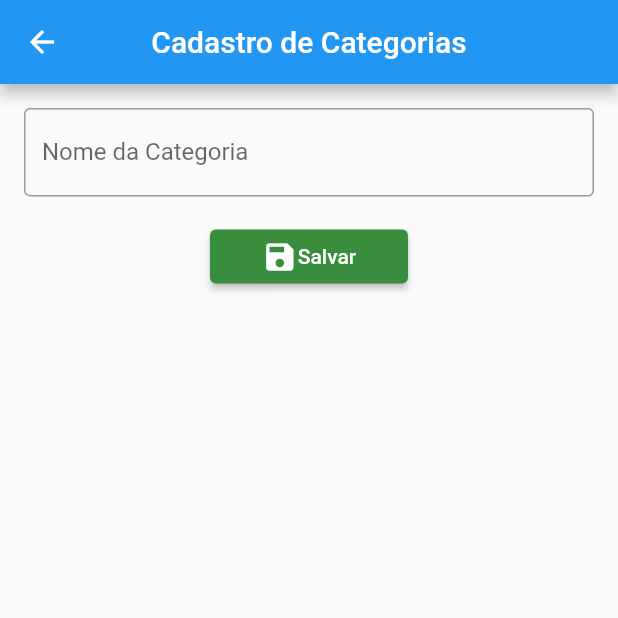
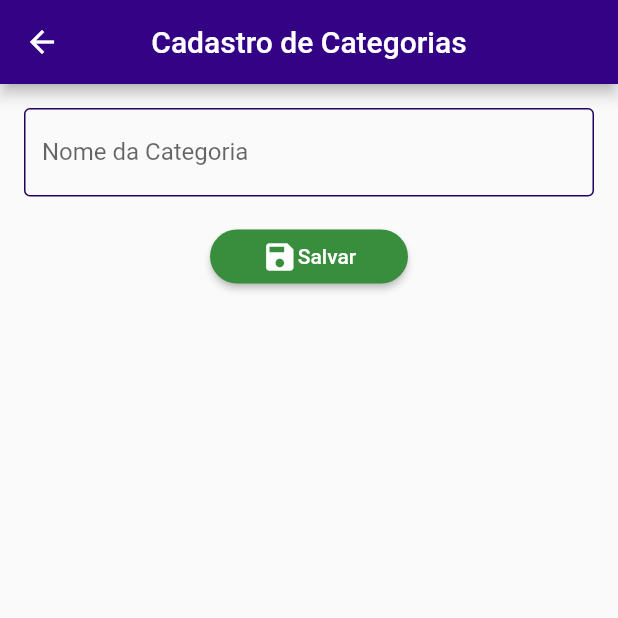
Before and after one commit to AragaoMV/pos_flutter, a Flutter app: the screen it shows after launch, after a tap on the "add" icon, on a phone screen of 412 x 824 dp, the top half of it. Run offline on Flutter 3.47's test engine with Material 2 defaults, Android fonts, the light colour scheme and no system bars; our stand-ins replace sqflite; accounts and stored records are empty.

Commit message:
Tema e Personalização

```diff
--- a/aula_03_banco_dados/lib/blocs/cad_categoria_bloc.dart
+++ b/aula_03_banco_dados/lib/blocs/cad_categoria_bloc.dart
@@ -14,10 +14,12 @@ class CadCategoriaBloc {
   final Categoria? categoria;
 
   CadCategoriaBloc(this.context, this.categoria) {
-    if (categoria != null) {
+    if (emEdicao) {
       nomeController.text = categoria!.nome;
     }
   }
+
+  bool get emEdicao => categoria != null;
 
   void salvar() {
     if (nomeController.text.trim().isEmpty) {
@@ -28,12 +30,12 @@ class CadCategoriaBloc {
 
     final cat = Categoria(nome: nomeController.text);
 
-    if (categoria == null) {
-      _helper.inserir(cat);
+    if (emEdicao) {
+      cat.codigo = categoria!.codigo;
+      _helper.alterar(cat);
     }
     else {
-      cat.codigo = categoria!.codigo;
-      _helper.alterar(cat);
+      _helper.inserir(cat);
     }
 
     //fechar a tela de cadastro de categorias
@@ -53,7 +55,7 @@ class CadCategoriaBloc {
   }
 
   void _confirmarExclusao() {
-    if (categoria != null) {
+    if (emEdicao) {
       _helper.excluir(categoria!.codigo ?? 0);
 
       Navigator.pop(context); //fechar a mensagem de alerta aberta
--- a/aula_03_banco_dados/lib/datasources/local/produto_helper.dart
+++ b/aula_03_banco_dados/lib/datasources/local/produto_helper.dart
@@ -29,7 +29,7 @@ class ProdutoHelper {
       Produto.tabela,
       produto.toMap(),
       where: '${Produto.campoCodigo} = ? AND ${Produto.campoCategoria} = ?',
-      whereArgs: [ produto.codigo, produto.categoria ]
+      whereArgs: [ produto.codigo, produto.categoria.codigo ]
     );
   }
 
--- a/aula_03_banco_dados/lib/main.dart
+++ b/aula_03_banco_dados/lib/main.dart
@@ -1,10 +1,12 @@
 import 'package:aula_03_banco_dados/ui/pages/home_page.dart';
+import 'package:aula_03_banco_dados/ui/themes/tema_principal.dart';
 import 'package:flutter/material.dart';
 
 void main() {
-  runApp(const MaterialApp(
+  runApp(MaterialApp(
     title: 'Meu Cardápio',
-    home: HomePage(),
+    home: const HomePage(),
+    theme: carregarTema(),
     debugShowCheckedModeBanner: false,
   ));
 }
--- a/aula_03_banco_dados/lib/models/produto.dart
+++ b/aula_03_banco_dados/lib/models/produto.dart
@@ -34,7 +34,7 @@ class Produto {
       campoCodigo: codigo,
       campoNome: nome,
       campoPreco: preco,
-      campoCategoria: categoria
+      campoCategoria: categoria.codigo
     };
   }
 }
--- a/aula_03_banco_dados/lib/ui/pages/cad_categoria_page.dart
+++ b/aula_03_banco_dados/lib/ui/pages/cad_categoria_page.dart
@@ -19,7 +19,7 @@ class _CadCategoriaPageState extends State<CadCategoriaPage> {
     final bloc = CadCategoriaBloc(context, widget.categoria);
 
     return Scaffold(
-      appBar: AppBar(title: const Text('Cadastro de Categorias'), centerTitle: true),
+      appBar: AppBar(title: const Text('Cadastro de Categorias')),
       body: SingleChildScrollView(
         child: Column(
           children: [
@@ -41,7 +41,7 @@ class _CadCategoriaPageState extends State<CadCategoriaPage> {
   }
 
   Widget _criarBotaoExcluir(CadCategoriaBloc bloc) {
-    if (widget.categoria != null) {
+    if (bloc.emEdicao) {
       return BotaoQuadrado(
         clique: bloc.excluir,
         titulo: 'Excluir',
--- a/aula_03_banco_dados/lib/ui/pages/home_page.dart
+++ b/aula_03_banco_dados/lib/ui/pages/home_page.dart
@@ -20,10 +20,10 @@ class _HomePageState extends State<HomePage> {
   @override
   Widget build(BuildContext context) {
     return Scaffold(
-      appBar: AppBar(title: const Text('Cardápio'), centerTitle: true),
+      appBar: AppBar(title: const Text('Cardápio')),
       floatingActionButton: FloatingActionButton(
         onPressed: _abrirCadastro,
-        child: const Icon(Icons.add),
+        child: const Icon(Icons.add)
       ),
       backgroundColor: const Color(0xFFEEEEEE),
       body: FutureBuilder(
@@ -47,7 +47,11 @@ class _HomePageState extends State<HomePage> {
   }
 
   Widget _criarLista(List<Categoria> lista) {
-    return ListView.builder(
+    return Column(
+      children: [
+        Image.asset('images/logo.png'),
+        Expanded(
+          child: ListView.builder(
             padding: const EdgeInsets.all(8),
             itemCount: lista.length,
             itemBuilder: (context, index) {
@@ -74,6 +78,9 @@ class _HomePageState extends State<HomePage> {
                 ],
               );
             }
+          ),
+        ),
+      ],
     );
   }
 
--- /dev/null
+++ b/aula_03_banco_dados/lib/ui/themes/tema_principal.dart
@@ -0,0 +1,41 @@
+import 'package:flutter/material.dart';
+
+ThemeData carregarTema() {
+  const corPrimaria = Color.fromRGBO(52, 2, 133, 1.0);
+  const corPrimariaEscura = Color.fromRGBO(37, 0, 95, 1.0);
+  const corPrimariaClara = Color.fromRGBO(73, 0, 189, 1.0);
+
+  const appBarTema = AppBarTheme(
+    centerTitle: true,
+    color: corPrimaria,
+  );
+
+  var botaoQuadradoTema = ElevatedButtonThemeData(
+    style: ElevatedButton.styleFrom(
+      backgroundColor: corPrimaria,
+      shape: RoundedRectangleBorder(borderRadius: BorderRadius.circular(20))
+    )
+  );
+
+  var botaoFlutuanteTema = FloatingActionButtonThemeData(
+    backgroundColor: corPrimaria,
+    shape: RoundedRectangleBorder(borderRadius: BorderRadius.circular(20))
+  );
+
+  const campoTextoTema = InputDecorationTheme(
+    //border: OutlineInputBorder()
+    enabledBorder: OutlineInputBorder(borderSide: BorderSide(color: corPrimariaEscura, width: 1)),
+    focusedBorder: OutlineInputBorder(borderSide: BorderSide(color: corPrimariaClara, width: 2)),
+    disabledBorder: OutlineInputBorder(borderSide: BorderSide(color: Colors.grey)),
+  );
+
+  return ThemeData(
+    primaryColor: corPrimaria,
+    primaryColorDark: corPrimariaEscura,
+    primaryColorLight: corPrimariaClara,
+    appBarTheme: appBarTema,
+    elevatedButtonTheme: botaoQuadradoTema,
+    floatingActionButtonTheme: botaoFlutuanteTema,
+    inputDecorationTheme: campoTextoTema
+  );
+}
--- a/aula_03_banco_dados/lib/ui/widgets/campo_texto.dart
+++ b/aula_03_banco_dados/lib/ui/widgets/campo_texto.dart
@@ -6,6 +6,7 @@ class CampoTexto extends StatelessWidget {
   final TextInputType? teclado;
   final double margemVertical;
   final double? margemHorizontal;
+  final String? prefixo;
 
   const CampoTexto({
     required this.controller,
@@ -13,6 +14,7 @@ class CampoTexto extends StatelessWidget {
     this.teclado = TextInputType.name,
     this.margemVertical = 16,
     this.margemHorizontal,
+    this.prefixo,
     super.key
   });
 
@@ -25,7 +27,7 @@ class CampoTexto extends StatelessWidget {
         keyboardType: teclado,
         decoration: InputDecoration(
           labelText: texto,
-          border: const OutlineInputBorder(),
+          prefixText: prefixo,
         ),
       ),
     );
--- a/aula_03_banco_dados/lib/ui/widgets/circulo_espera.dart
+++ b/aula_03_banco_dados/lib/ui/widgets/circulo_espera.dart
@@ -5,13 +5,13 @@ class CirculoEspera extends StatelessWidget {
 
   @override
   Widget build(BuildContext context) {
-    return const Center(
+    return Center(
       child: Column(
         mainAxisAlignment: MainAxisAlignment.center,
         children: [
-          CircularProgressIndicator(strokeWidth: 8),
-          SizedBox(height: 8,),
-          Text('Carregando...'),
+          CircularProgressIndicator(strokeWidth: 8, color: Theme.of(context).primaryColor),
+          const SizedBox(height: 8,),
+          const Text('Carregando...'),
         ],
       ),
     );
```
Also changed, not shown: aula_03_banco_dados/lib/blocs/cad_produto_bloc.dart (added, +82 -0 lines), aula_03_banco_dados/lib/ui/pages/cad_produto_page.dart (added, +62 -0 lines), aula_03_banco_dados/lib/ui/pages/produtos_page.dart (+35 -4 lines), aula_03_banco_dados/lib/ui/widgets/botao_icone.dart (added, +18 -0 lines), aula_03_banco_dados/images/logo.png (added). Lines whose indentation alone changed are shown as unchanged.
